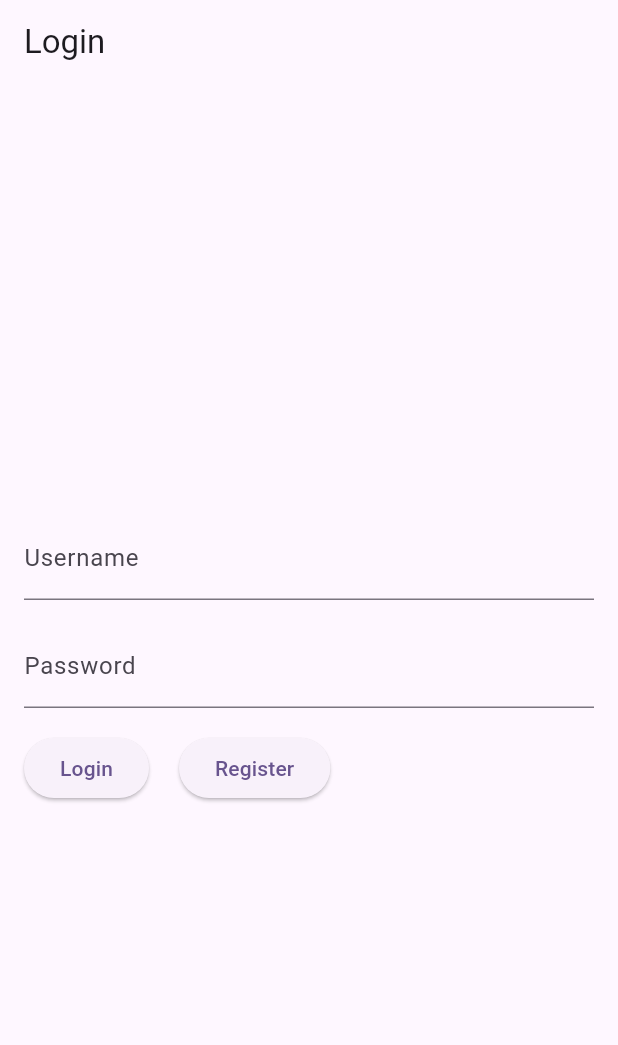
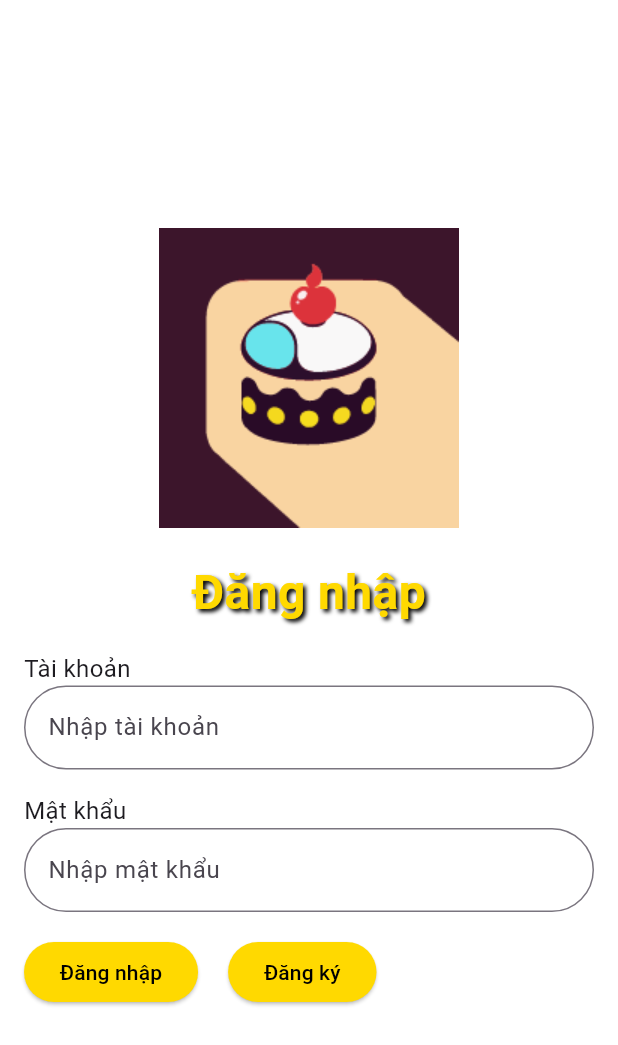
Before and after one commit to quangltm1/cakeeflutter, a Flutter app: the LoginScreen screen opened directly, on a phone screen of 412 x 824 dp. Shown: the top 1045 px of the screen. Run offline on Flutter 3.47's test engine with Material 3 defaults, Android fonts, the phone set to English and light mode, and no system bars; Roboto replaces fonts that are missing (Montserrat).

Commit message:
2/10-02 by Quang

```diff
--- a/cakeeflutter/lib/app/page/login/login.dart
+++ b/cakeeflutter/lib/app/page/login/login.dart
@@ -6,30 +6,75 @@ class LoginScreen extends StatelessWidget {
   @override
   Widget build(BuildContext context) {
     return Scaffold(
-      appBar: AppBar(
-        title: Text('Login'),
-      ),
+      backgroundColor: Color(0xFFFFFFFF), // Set background color to white
       body: Padding(
         padding: const EdgeInsets.all(16.0),
         child: Column(
           mainAxisAlignment: MainAxisAlignment.center,
           children: <Widget>[
+            Image.asset('assets/images/logo.png'), // Make sure to add your logo in the assets folder
+            SizedBox(height: 20),
+            Text(
+              'Đăng nhập',
+              style: TextStyle(
+                fontFamily: 'Montserrat',
+                color: Color(0xFFFFD900),
+                shadows: <Shadow>[
+                  Shadow(
+                    offset: Offset(2.0, 2.0),
+                    blurRadius: 3.0,
+                    color: Color(0xFF000000),
+                  ),
+                ],
+                fontSize: 32,
+                fontWeight: FontWeight.bold,
+              ),
+            ),
+            SizedBox(height: 16),
+            Column(
+              crossAxisAlignment: CrossAxisAlignment.start,
+              children: <Widget>[
+                Text(
+                  'Tài khoản',
+                  style: TextStyle(fontSize: 16.0, fontFamily: 'Montserrat',),
+                ),
                 TextField(
                   decoration: InputDecoration(
-                labelText: 'Username',
+                    labelText: 'Nhập tài khoản',
+                    border: OutlineInputBorder(
+                      borderRadius: BorderRadius.all(Radius.circular(30.0)),
                     ),
                   ),
+                ),
+              ],
+            ),
             SizedBox(height: 16.0),
+            Column(
+              crossAxisAlignment: CrossAxisAlignment.start,
+              children: <Widget>[
+                Text(
+                  'Mật khẩu',
+                  style: TextStyle(fontSize: 16.0,
+                  fontFamily: 'Montserrat',
+                  ),
+                ),
                 TextField(
                   decoration: InputDecoration(
-                labelText: 'Password',
+                    labelText: 'Nhập mật khẩu',
+                    border: OutlineInputBorder(
+                      borderRadius: BorderRadius.all(Radius.circular(30.0)),
+                    ),
                   ),
                   obscureText: true,
+                ),
+              ],
             ),
             SizedBox(height: 16.0),
             Row(
               children: <Widget>[
                 ElevatedButton(
+                  style: ElevatedButton.styleFrom(
+                    backgroundColor: Color(0xFFFFD900)),
                   onPressed: () {
                     // Handle login logic
                     Navigator.push(
@@ -37,10 +82,12 @@ class LoginScreen extends StatelessWidget {
                       MaterialPageRoute(builder: (context) => HomeScreen()),
                     );
                   },
-                  child: Text('Login'),
+                  child: Text('Đăng nhập', style: TextStyle(color: Colors.black),),
                 ),
                 SizedBox(width: 20.0),
                 ElevatedButton(
+                  style: ElevatedButton.styleFrom(
+                    backgroundColor: Color(0xFFFFD900)),
                   onPressed: () {
                     // Handle register logic
                     Navigator.push(
@@ -48,11 +95,10 @@ class LoginScreen extends StatelessWidget {
                       MaterialPageRoute(builder: (context) => RegisterUserScreen()),
                     );
                   },
-                  child: Text('Register'),
+                  child: Text('Đăng ký', style: TextStyle(color: Colors.black),),
                 ),
               ],
             ),
-
           ],
         ),
       ),
--- a/cakeeflutter/lib/main.dart
+++ b/cakeeflutter/lib/main.dart
@@ -1,6 +1,6 @@
+import 'package:cakeeflutter/app/page/login/welcom.dart';
 import 'package:flutter/material.dart';
 
-import 'app/page/login/login.dart';
 
 void main() {
   runApp(const MyApp());
@@ -18,7 +18,7 @@ class MyApp extends StatelessWidget {
         colorScheme: ColorScheme.fromSeed(seedColor: Colors.deepPurple),
         useMaterial3: true,
       ),
-      home: LoginScreen(),
+      home: WelcomeScreen(),
     );
   }
 }
--- a/cakeeflutter/pubspec.yaml
+++ b/cakeeflutter/pubspec.yaml
@@ -36,6 +36,7 @@ dependencies:
   # The following adds the Cupertino Icons font to your application.
   # Use with the CupertinoIcons class for iOS style icons.
   cupertino_icons: ^1.0.8
+  google_fonts: ^6.2.1
 
 dev_dependencies:
   flutter_test:
@@ -60,6 +61,7 @@ flutter:
   uses-material-design: true
   assets:
     - assets/images/
+    - google_fonts/
   # To add assets to your application, add an assets section, like this:
   # assets:
   #   - images/a_dot_burr.jpeg
```
Also changed, not shown: cakeeflutter/lib/app/page/login/welcom.dart (+31 -4 lines), cakeeflutter/lib/app/page/AdminControl/Cake/create_cake.dart (added), cakeeflutter/lib/app/page/AdminUI/caidat_admin.dart (added), cakeeflutter/lib/app/page/AdminUI/donhang_admin.dart (added), cakeeflutter/lib/app/page/AdminUI/thuchi_admin.dart (added), cakeeflutter/lib/app/page/AdminUI/trangchu_admin.dart (added), cakeeflutter/pubspec.lock, 1 other file. Lines whose indentation alone changed are shown as unchanged.
